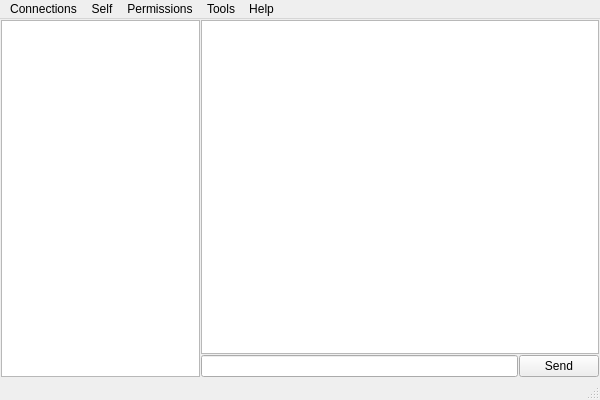
Old version of the form Client/ui/main_window.ui in the repository AdamFull/messager.
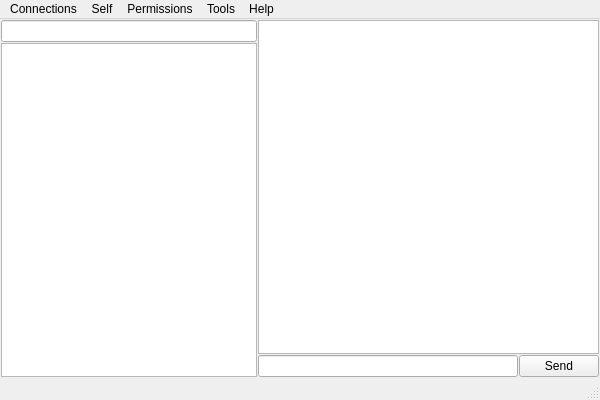
New version of the form.

Diff of the .ui file:
```diff
--- a/Client/ui/main_window.ui
+++ b/Client/ui/main_window.ui
@@ -20,7 +20,7 @@
    <string>Postogramm</string>
   </property>
   <widget class="QWidget" name="centralwidget">
-   <layout class="QHBoxLayout" name="horizontalLayout" stretch="1,2">
+   <layout class="QHBoxLayout" name="horizontalLayout" stretch="0,2">
     <property name="spacing">
      <number>1</number>
     </property>
@@ -37,7 +37,14 @@
      <number>1</number>
     </property>
     <item>
-     <widget class="QListWidget" name="room_list"/>
+     <layout class="QVBoxLayout" name="verticalLayout">
+      <item>
+       <widget class="QLineEdit" name="search_t"/>
+      </item>
+      <item>
+       <widget class="QListWidget" name="room_list"/>
+      </item>
+     </layout>
     </item>
     <item>
      <layout class="QVBoxLayout" name="chat_layout">
```
